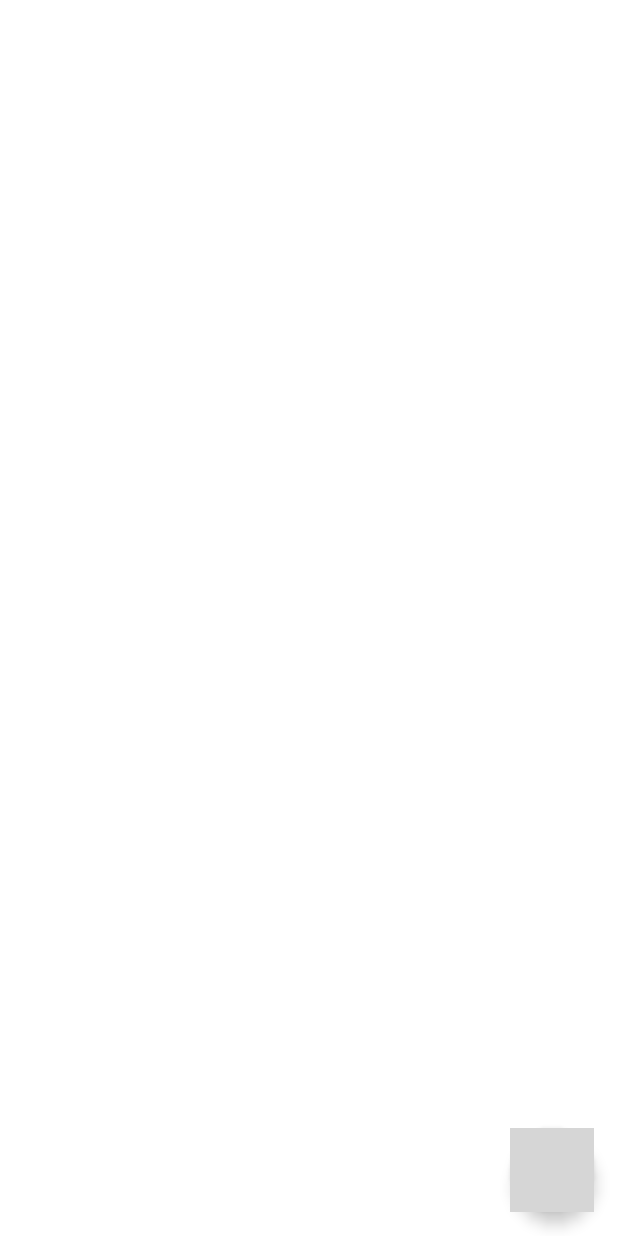
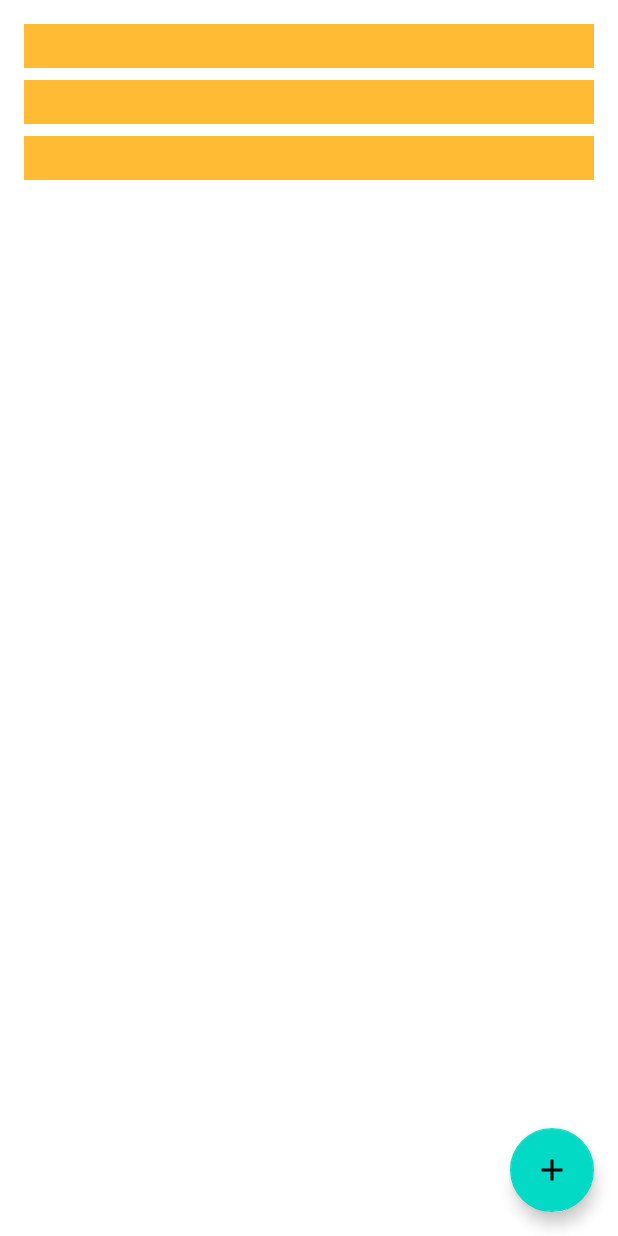
Before and after one commit to EsterHorv/AP7MT-RoomWordSample, an Android app: the layout activity_main.xml on its own in the app's theme, with its tools: preview values and no code run, on a phone screen of 412 x 824 dp. Run offline under Robolectric (Android 15) with nearby library versions, the phone set to English and light mode, and no system bars; grey boxes are pictures that could not be loaded.

Commit message:
updated - corrected something activity_main.xml, WordListAdapter.kt

```diff
--- a/app/src/main/java/com/utb/fai/roomworsample/WordListAdapter.kt
+++ b/app/src/main/java/com/utb/fai/roomworsample/WordListAdapter.kt
@@ -30,7 +30,7 @@ class WordListAdapter : ListAdapter<Word, WordListAdapter.WordViewHolder>(WordsC
         companion object {
             fun create(parent: ViewGroup): WordViewHolder {
                 val view: View = LayoutInflater.from(parent.context)
-                    .inflate(R.layout.recyclerview_item, parent, false)
+                    .inflate(R.layout.recycleview_item, parent, false)
                 return WordViewHolder(view)
             }
         }
--- a/app/src/main/res/layout/activity_main.xml
+++ b/app/src/main/res/layout/activity_main.xml
@@ -11,7 +11,7 @@
         android:id="@+id/recyclerview"
         android:layout_width="0dp"
         android:layout_height="0dp"
-        tools:listitem="@layout/recyclerview_item"
+        tools:listitem="@layout/recycleview_item"
         android:padding="@dimen/big_padding"
         app:layout_constraintBottom_toBottomOf="parent"
         app:layout_constraintLeft_toLeftOf="parent"
@@ -26,6 +26,6 @@
         android:layout_height="wrap_content"
         android:layout_margin="16dp"
         android:contentDescription="@string/add_word"
-        android:src="@drawable/ic_add_black_24dp"/>
+        android:src="@drawable/ic_baseline_add_24"/>
 
 </androidx.constraintlayout.widget.ConstraintLayout>
```
